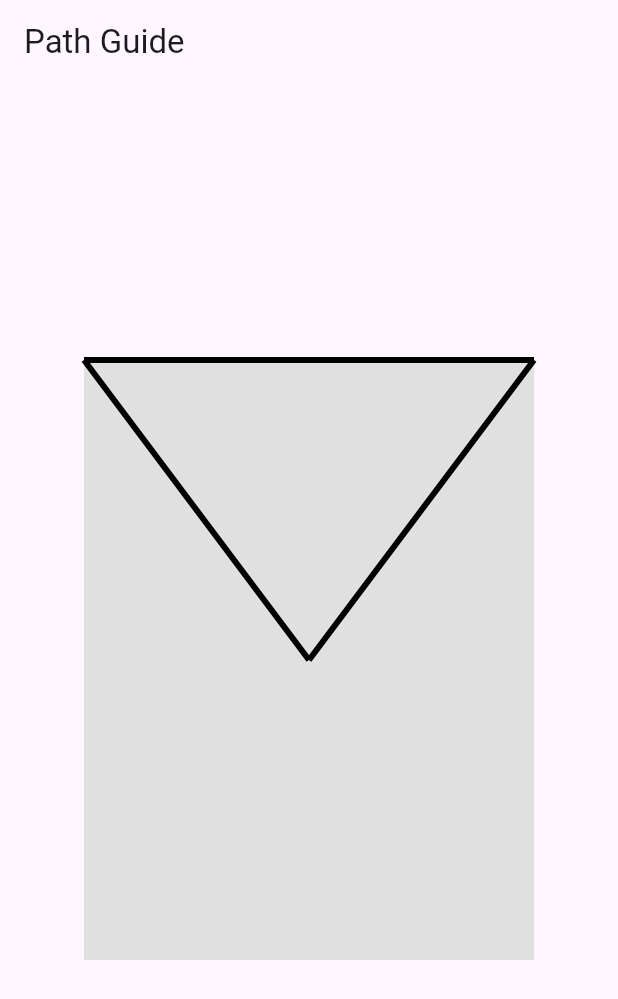
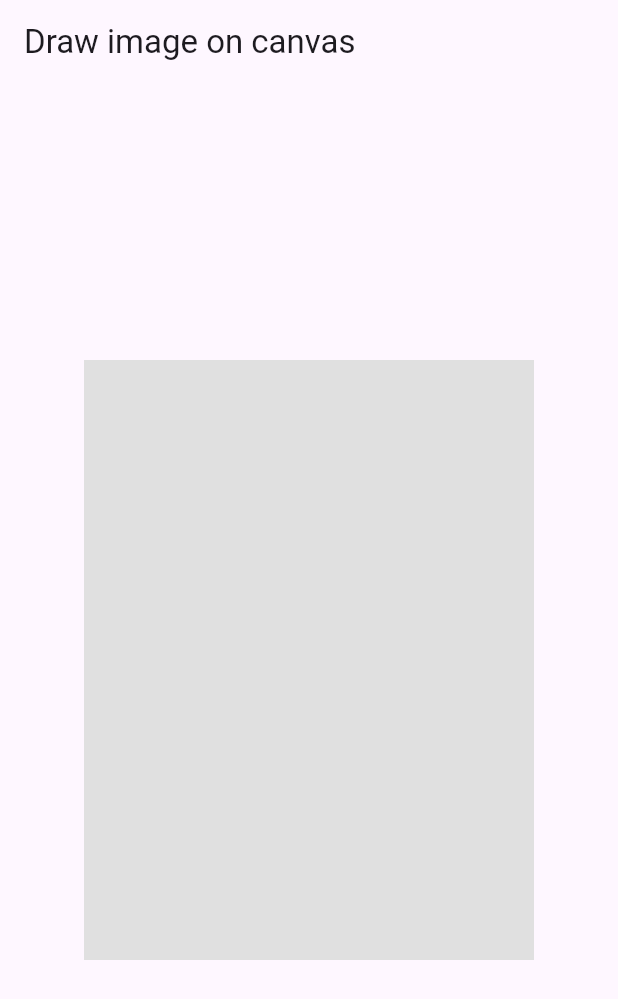
Before and after one commit to Manoj882/flutter_custom_painter, a Flutter app: the screen it shows after launch, on a phone screen of 412 x 824 dp. Shown: the top 999 px of the screen. Run offline on Flutter 3.47's test engine with Material 3 defaults, Android fonts, the light colour scheme and no system bars; network calls fail.

Commit message:
feat/ draw image on canvas

```diff
--- /dev/null
+++ b/lib/custom_painter_canvas_page.dart
@@ -0,0 +1,78 @@
+import 'package:flutter/material.dart';
+import 'dart:ui' as ui;
+
+class CustomPainterCanvasPage extends StatefulWidget {
+  const CustomPainterCanvasPage({super.key});
+
+  @override
+  State<CustomPainterCanvasPage> createState() =>
+      _CustomPainterCanvasPageState();
+}
+
+class _CustomPainterCanvasPageState extends State<CustomPainterCanvasPage> {
+  ValueNotifier<ui.Image?> imageNotifier = ValueNotifier<ui.Image?>(null);
+
+  getImage() {
+    NetworkImage networkImage = NetworkImage(
+        'http://digitalcommunications.wp.st-andrews.ac.uk/files/2019/04/JPEG_compression_Example.jpg');
+
+    ImageStream imageStream = networkImage.resolve(ImageConfiguration.empty);
+
+    ImageStreamListener imageStreamListener =
+        ImageStreamListener((imageInfo, synchronousCall) {
+      imageNotifier.value = imageInfo.image;
+    });
+
+    imageStream.addListener(imageStreamListener);
+  }
+
+  @override
+  void initState() {
+    super.initState();
+    getImage();
+  }
+
+  @override
+  Widget build(BuildContext context) {
+    return Scaffold(
+      appBar: AppBar(
+        title: const Text('Draw image on canvas'),
+      ),
+      body: Center(
+        child: Container(
+          color: Colors.grey.shade300,
+          child: CustomPaint(
+            painter: CustomPainterCanvas(imageInfoProvider: imageNotifier),
+            size: const Size(300, 400),
+          ),
+        ),
+      ),
+    );
+  }
+}
+
+class CustomPainterCanvas extends CustomPainter {
+  CustomPainterCanvas({
+    required this.imageInfoProvider,
+  }) : super(repaint: imageInfoProvider);
+
+  final ValueNotifier<ui.Image?> imageInfoProvider;
+
+  @override
+  void paint(Canvas canvas, Size size) {
+    Paint paint = Paint()
+      ..strokeWidth = 2
+      ..color = Colors.black;
+
+    ui.Image? image = imageInfoProvider.value;
+
+    if (image != null) {
+      canvas.drawImage(image, Offset.zero, paint);
+    }
+  }
+
+  @override
+  bool shouldRepaint(covariant CustomPainter oldDelegate) {
+    return true;
+  }
+}
--- a/lib/main.dart
+++ b/lib/main.dart
@@ -1,5 +1,6 @@
 import 'package:flutter/material.dart';
 import 'package:flutter_custom_painter/custom_painter_canvas_guide_page.dart';
+import 'package:flutter_custom_painter/custom_painter_canvas_page.dart';
 
 import 'custom_painter_home_page.dart';
 
@@ -21,7 +22,9 @@ class MyApp extends StatelessWidget {
       ),
       // home: const CustomPainterHomePage(),
 
-      home: const CustomPainterCanvasGuidePage(),
+      // home: const CustomPainterCanvasGuidePage(),
+
+      home: CustomPainterCanvasPage(),
     );
   }
 }
```
